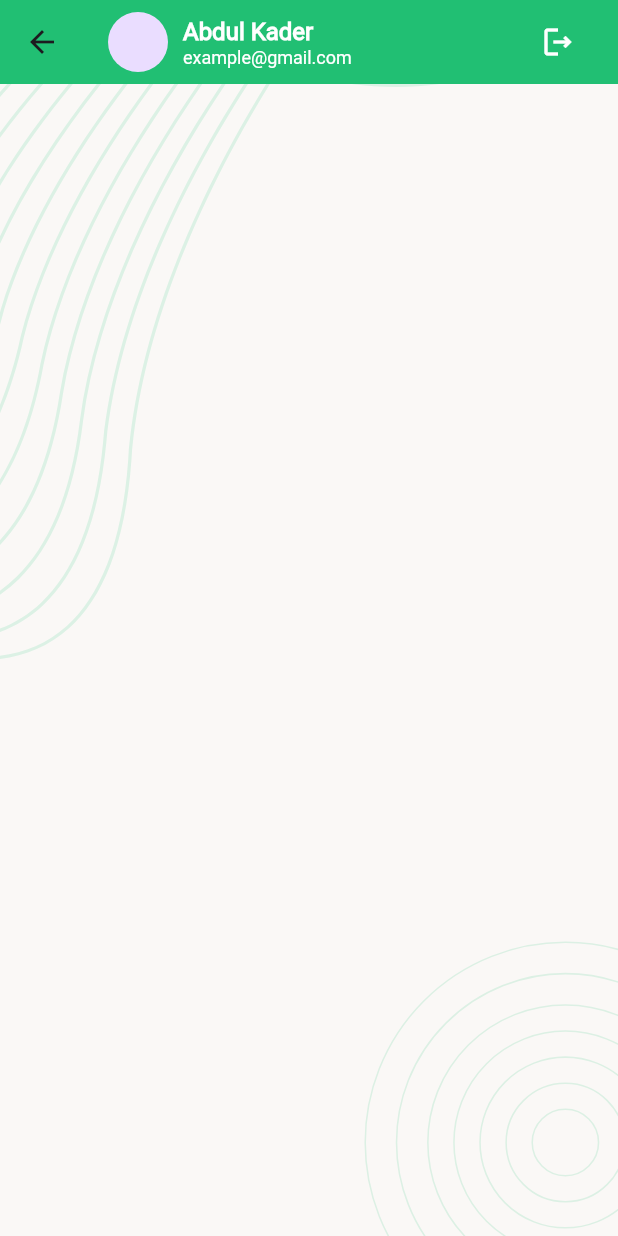
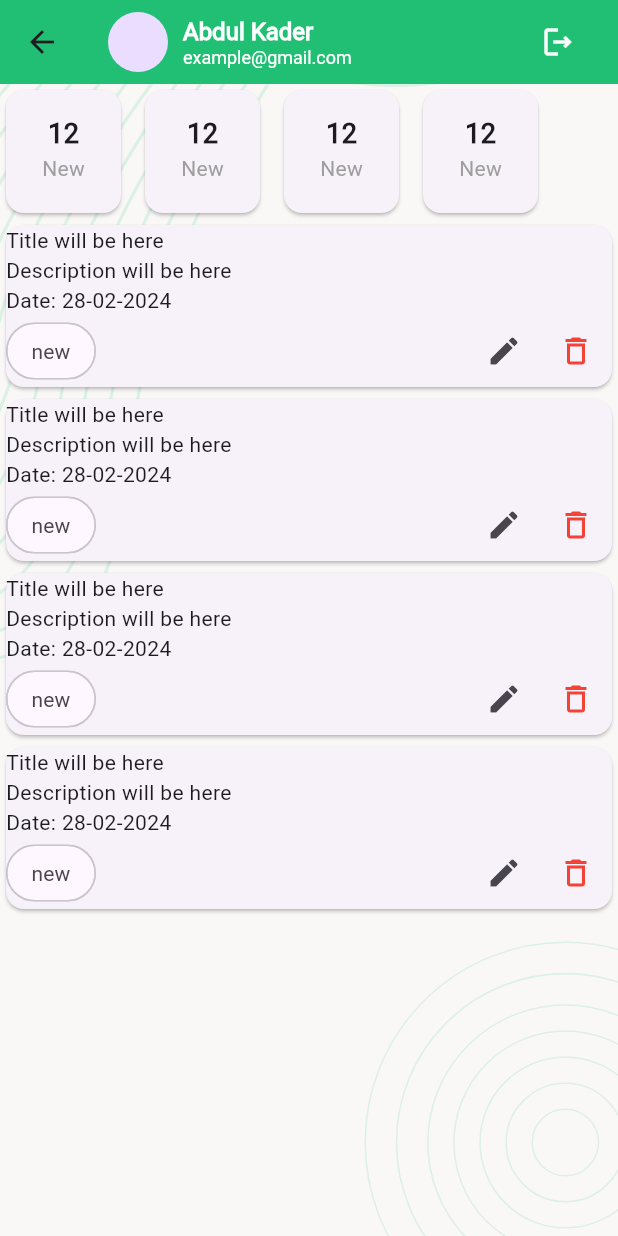
Before and after one commit to kdrbipul/task_manager_project_business, a Flutter app: the NewTaskScreen screen opened directly, on a phone screen of 412 x 824 dp. Run offline on Flutter 3.47's test engine with Material 3 defaults, Android fonts, the phone set to English and light mode, and no system bars; our stand-ins replace flutter_svg, pin_code_fields.

Commit message:
new task screen add

```diff
--- a/lib/app.dart
+++ b/lib/app.dart
@@ -46,6 +46,11 @@ class TaskManager extends StatelessWidget {
             ),
           ),
         ),
+        chipTheme: ChipThemeData(
+          shape: RoundedRectangleBorder(
+            borderRadius: BorderRadius.circular(50),
+          )
+        ),
       ),
     );
   }
--- a/lib/presentation/screens/new_task_screen.dart
+++ b/lib/presentation/screens/new_task_screen.dart
@@ -1,4 +1,5 @@
 import 'package:flutter/material.dart';
+import 'package:task_manager_project/presentation/screens/task_counter_card.dart';
 import 'package:task_manager_project/presentation/widgets/bg_image_screen.dart';
 import 'package:task_manager_project/presentation/widgets/profile_bar.dart';
 
@@ -12,14 +13,62 @@ class NewTaskScreen extends StatefulWidget {
 class _NewTaskScreenState extends State<NewTaskScreen> {
   @override
   Widget build(BuildContext context) {
-    return  Scaffold(
+    return Scaffold(
       appBar: profileAppBar,
-      body: const BgImageScreen(
+      body: BgImageScreen(
         child: Column(
-          children: [],
+          children: [
+            taskCounterSection,
+            Expanded(
+              child: ListView.builder(
+                itemCount: 4,
+                itemBuilder: (
+                    context, index) {
+                  return  Card(
+                    child: Column(
+                      crossAxisAlignment: CrossAxisAlignment.start,
+                      children: [
+                        const Text('Title will be here'),
+                        const Text('Description will be here'),
+                        const Text('Date: 28-02-2024'),
+
+                        Row(
+                          children: [
+                            const Chip(label: Text('new'),),
+                            const Spacer(),
+                            IconButton(onPressed: (){}, icon: const Icon(Icons.edit),),
+                            IconButton(onPressed: (){}, icon: const Icon(Icons.delete_outline, color: Colors.red,),),
+                          ],
+                        )
+                      ],
+                    ),
+                  );
+                },
+              ),
+            ),
+          ],
         ),
       ),
     );
   }
-
+  Widget get taskCounterSection{
+    return  SizedBox(
+      height: 90,
+      child: ListView.separated(
+        scrollDirection: Axis.horizontal,
+        itemCount: 4,
+        itemBuilder: (context, index) {
+          return const TaskScreenCounterCard(
+            amount: 12,
+            title: 'New',
+          );
+        },
+        separatorBuilder: (_, __) {
+          return const SizedBox(
+            width: 8,
+          );
+        },
+      ),
+    );
+  }
 }
--- /dev/null
+++ b/lib/presentation/screens/task_counter_card.dart
@@ -0,0 +1,33 @@
+import 'package:flutter/material.dart';
+
+class TaskScreenCounterCard extends StatelessWidget {
+  const TaskScreenCounterCard({
+    super.key,
+    required this.amount,
+    required this.title,
+  });
+
+  final int amount;
+  final String title;
+
+  @override
+  Widget build(BuildContext context) {
+    return Card(
+      child: Padding(
+        padding: const EdgeInsets.symmetric(vertical: 16.0, horizontal: 24.0),
+        child: Column(
+          children: [
+            Text(
+              '$amount',
+              style: const TextStyle(fontSize: 18, fontWeight: FontWeight.bold),
+            ),
+            Text(
+              title,
+              style: const TextStyle(color: Colors.grey),
+            ),
+          ],
+        ),
+      ),
+    );
+  }
+}
```
